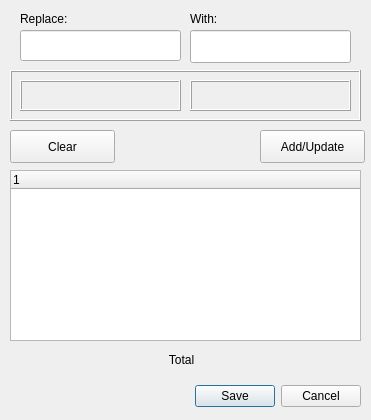
The window that src/frontend/AutoCorrectDialog.ui (OpenBangla/OpenBangla-Keyboard) describes before a commit, drawn with Qt 5.
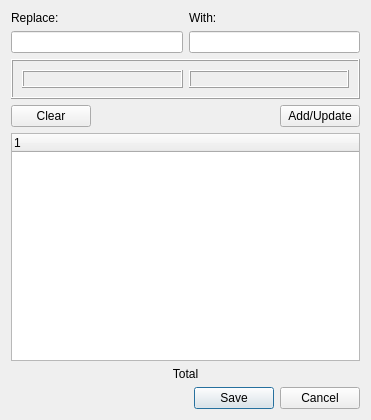
The same window after the commit.

Commit message:
RE: Fix UI Layout (#66)
* Code formatted, Fixed layout

* Change coding style to "LLVM"

* Fix Spacing in LayoutViewer

* Fixed LayoutViewer not showing full image.

* Fixed the formatting. LLVM messed it up

* Fix AboutFile.ui layout

* smooth out the rough edges (Layout)

* Fixed the issue where text was not showing fully on "SettingDialogue"

* revert back to the original AboutDialogue

```diff
--- a/src/frontend/AutoCorrectDialog.ui
+++ b/src/frontend/AutoCorrectDialog.ui
@@ -13,182 +13,158 @@
   <property name="windowTitle">
    <string>Edit Phonetic AutoCorrect entries</string>
   </property>
-  <widget class="QDialogButtonBox" name="buttonBox">
-   <property name="geometry">
-    <rect>
-     <x>20</x>
-     <y>380</y>
-     <width>341</width>
-     <height>32</height>
-    </rect>
-   </property>
-   <property name="orientation">
-    <enum>Qt::Horizontal</enum>
-   </property>
-   <property name="standardButtons">
-    <set>QDialogButtonBox::Cancel|QDialogButtonBox::Save</set>
-   </property>
-  </widget>
-  <widget class="QTreeWidget" name="autoCorrect">
-   <property name="geometry">
-    <rect>
-     <x>10</x>
-     <y>170</y>
-     <width>351</width>
-     <height>171</height>
-    </rect>
-   </property>
-   <column>
-    <property name="text">
-     <string notr="true">1</string>
-    </property>
-   </column>
-  </widget>
-  <widget class="QPushButton" name="btnUpdate">
-   <property name="geometry">
-    <rect>
-     <x>260</x>
-     <y>130</y>
-     <width>105</width>
-     <height>33</height>
-    </rect>
-   </property>
-   <property name="text">
-    <string>Add/Update</string>
-   </property>
-  </widget>
-  <widget class="QFrame" name="frame">
-   <property name="geometry">
-    <rect>
-     <x>10</x>
-     <y>70</y>
-     <width>351</width>
-     <height>51</height>
-    </rect>
-   </property>
-   <property name="accessibleName">
-    <string/>
-   </property>
-   <property name="frameShape">
-    <enum>QFrame::Box</enum>
-   </property>
-   <property name="frameShadow">
-    <enum>QFrame::Raised</enum>
-   </property>
-   <widget class="QLabel" name="lblPreviewR">
-    <property name="geometry">
-     <rect>
-      <x>10</x>
-      <y>10</y>
-      <width>161</width>
-      <height>31</height>
-     </rect>
-    </property>
-    <property name="frameShape">
-     <enum>QFrame::Box</enum>
-    </property>
-    <property name="frameShadow">
-     <enum>QFrame::Raised</enum>
-    </property>
-    <property name="text">
-     <string/>
-    </property>
-   </widget>
-   <widget class="QLabel" name="lblPreviewW">
-    <property name="geometry">
-     <rect>
-      <x>180</x>
-      <y>10</y>
-      <width>161</width>
-      <height>31</height>
-     </rect>
-    </property>
-    <property name="frameShape">
-     <enum>QFrame::Box</enum>
-    </property>
-    <property name="frameShadow">
-     <enum>QFrame::Raised</enum>
-    </property>
-    <property name="text">
-     <string/>
-    </property>
-   </widget>
-  </widget>
-  <widget class="QLabel" name="label">
-   <property name="geometry">
-    <rect>
-     <x>20</x>
-     <y>10</y>
-     <width>67</width>
-     <height>17</height>
-    </rect>
-   </property>
-   <property name="text">
-    <string>Replace:</string>
-   </property>
-  </widget>
-  <widget class="QLineEdit" name="txtReplace">
-   <property name="geometry">
-    <rect>
-     <x>20</x>
-     <y>30</y>
-     <width>161</width>
-     <height>31</height>
-    </rect>
-   </property>
-  </widget>
-  <widget class="QLabel" name="label_2">
-   <property name="geometry">
-    <rect>
-     <x>190</x>
-     <y>10</y>
-     <width>41</width>
-     <height>17</height>
-    </rect>
-   </property>
-   <property name="text">
-    <string>With:</string>
-   </property>
-  </widget>
-  <widget class="QLineEdit" name="txtWith">
-   <property name="geometry">
-    <rect>
-     <x>190</x>
-     <y>30</y>
-     <width>161</width>
-     <height>33</height>
-    </rect>
-   </property>
-  </widget>
-  <widget class="QLabel" name="lblEntries">
-   <property name="geometry">
-    <rect>
-     <x>6</x>
-     <y>350</y>
-     <width>351</width>
-     <height>20</height>
-    </rect>
-   </property>
-   <property name="text">
-    <string>Total</string>
-   </property>
-   <property name="alignment">
-    <set>Qt::AlignCenter</set>
-   </property>
-  </widget>
-  <widget class="QPushButton" name="btnClear">
-   <property name="geometry">
-    <rect>
-     <x>10</x>
-     <y>130</y>
-     <width>105</width>
-     <height>33</height>
-    </rect>
-   </property>
-   <property name="text">
-    <string>Clear</string>
-   </property>
-  </widget>
+  <layout class="QVBoxLayout" name="verticalLayout">
+   <item>
+    <layout class="QHBoxLayout" name="horizontalLayout_3">
+     <item>
+      <widget class="QLabel" name="label">
+       <property name="text">
+        <string>Replace:</string>
+       </property>
+      </widget>
+     </item>
+     <item>
+      <widget class="QLabel" name="label_2">
+       <property name="text">
+        <string>With:</string>
+       </property>
+      </widget>
+     </item>
+    </layout>
+   </item>
+   <item>
+    <layout class="QHBoxLayout" name="horizontalLayout_4">
+     <item>
+      <widget class="QLineEdit" name="txtReplace"/>
+     </item>
+     <item>
+      <widget class="QLineEdit" name="txtWith"/>
+     </item>
+    </layout>
+   </item>
+   <item>
+    <widget class="QFrame" name="frame">
+     <property name="accessibleName">
+      <string/>
+     </property>
+     <property name="frameShape">
+      <enum>QFrame::Box</enum>
+     </property>
+     <property name="frameShadow">
+      <enum>QFrame::Raised</enum>
+     </property>
+     <layout class="QHBoxLayout" name="horizontalLayout">
+      <property name="spacing">
+       <number>6</number>
+      </property>
+      <property name="topMargin">
+       <number>9</number>
+      </property>
+      <property name="bottomMargin">
+       <number>9</number>
+      </property>
+      <item>
+       <widget class="QLabel" name="lblPreviewR">
+        <property name="sizePolicy">
+         <sizepolicy hsizetype="Preferred" vsizetype="Preferred">
+          <horstretch>0</horstretch>
+          <verstretch>0</verstretch>
+         </sizepolicy>
+        </property>
+        <property name="frameShape">
+         <enum>QFrame::Box</enum>
+        </property>
+        <property name="frameShadow">
+         <enum>QFrame::Raised</enum>
+        </property>
+        <property name="text">
+         <string/>
+        </property>
+       </widget>
+      </item>
+      <item>
+       <widget class="QLabel" name="lblPreviewW">
+        <property name="sizePolicy">
+         <sizepolicy hsizetype="Preferred" vsizetype="Preferred">
+          <horstretch>0</horstretch>
+          <verstretch>0</verstretch>
+         </sizepolicy>
+        </property>
+        <property name="frameShape">
+         <enum>QFrame::Box</enum>
+        </property>
+        <property name="frameShadow">
+         <enum>QFrame::Raised</enum>
+        </property>
+        <property name="text">
+         <string/>
+        </property>
+       </widget>
+      </item>
+     </layout>
+    </widget>
+   </item>
+   <item>
+    <layout class="QHBoxLayout" name="horizontalLayout_2">
+     <item>
+      <widget class="QPushButton" name="btnClear">
+       <property name="text">
+        <string>Clear</string>
+       </property>
+      </widget>
+     </item>
+     <item>
+      <spacer name="horizontalSpacer">
+       <property name="orientation">
+        <enum>Qt::Horizontal</enum>
+       </property>
+       <property name="sizeHint" stdset="0">
+        <size>
+         <width>35</width>
+         <height>20</height>
+        </size>
+       </property>
+      </spacer>
+     </item>
+     <item>
+      <widget class="QPushButton" name="btnUpdate">
+       <property name="text">
+        <string>Add/Update</string>
+       </property>
+      </widget>
+     </item>
+    </layout>
+   </item>
+   <item>
+    <widget class="QTreeWidget" name="autoCorrect">
+     <column>
+      <property name="text">
+       <string notr="true">1</string>
+      </property>
+     </column>
+    </widget>
+   </item>
+   <item>
+    <widget class="QLabel" name="lblEntries">
+     <property name="text">
+      <string>Total</string>
+     </property>
+     <property name="alignment">
+      <set>Qt::AlignCenter</set>
+     </property>
+    </widget>
+   </item>
+   <item>
+    <widget class="QDialogButtonBox" name="buttonBox">
+     <property name="orientation">
+      <enum>Qt::Horizontal</enum>
+     </property>
+     <property name="standardButtons">
+      <set>QDialogButtonBox::Cancel|QDialogButtonBox::Save</set>
+     </property>
+    </widget>
+   </item>
+  </layout>
  </widget>
  <resources/>
  <connections>
```
The commit also changes 78 other files.
